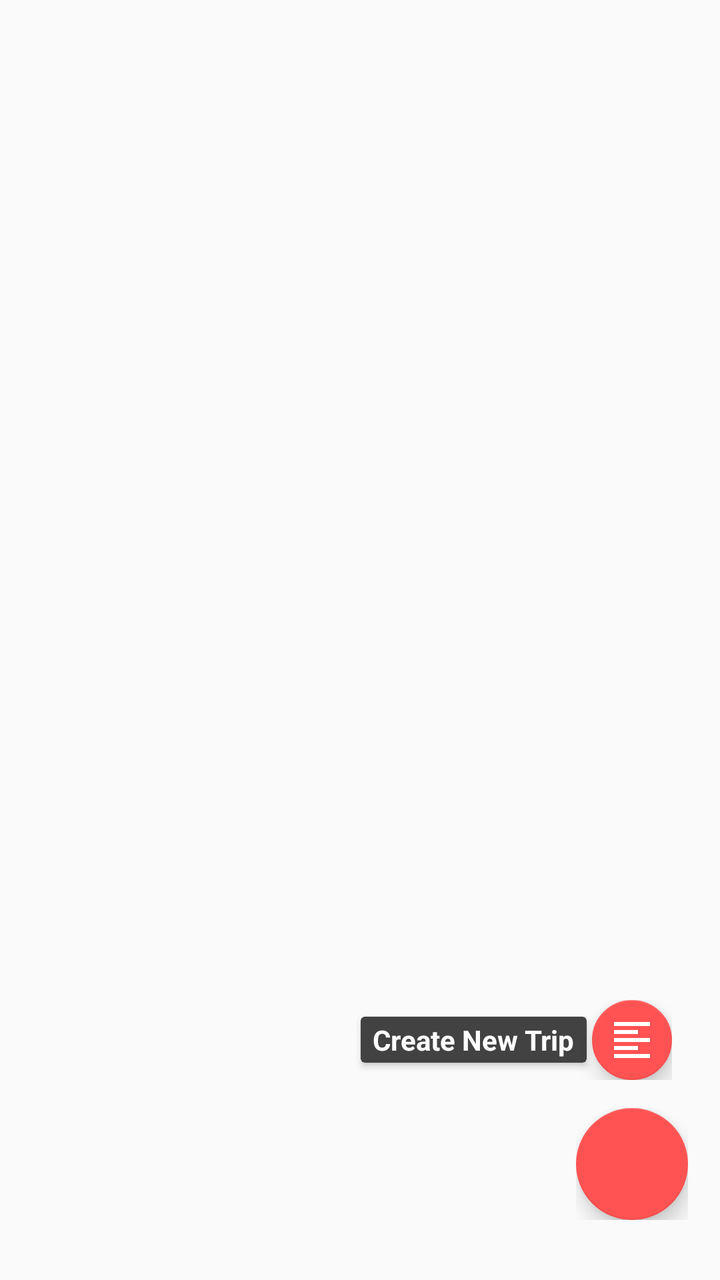
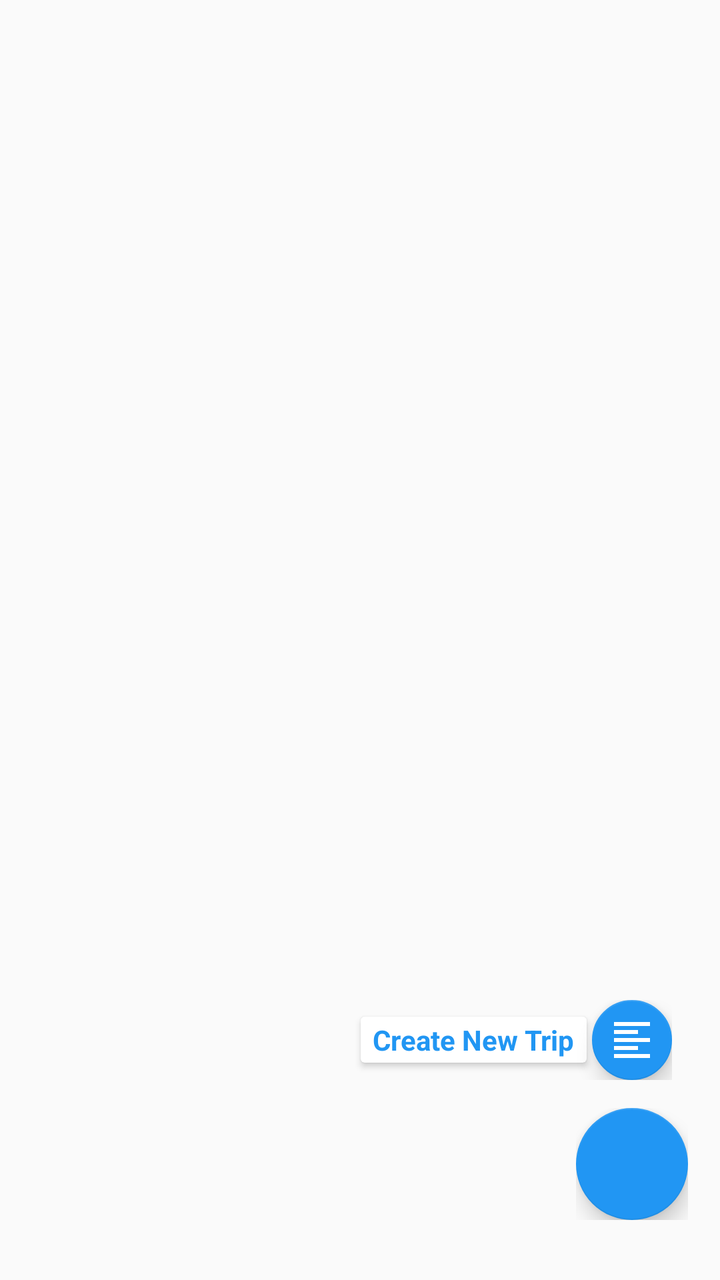

The first picture is an Android layout as it rendered before a commit; the second is the same layout after the commit. The layout source and the unified diff follow.
<!-- AndroidManifest.xml: application theme Base.Theme.Toolbar -->
<!-- res/layout/layout_fabtrips_submenu.xml -->
<?xml version="1.0" encoding="utf-8"?>
<FrameLayout
    xmlns:android="http://schemas.android.com/apk/res/android"
    xmlns:app="http://schemas.android.com/apk/res-auto"
    android:id="@+id/fabFrame"
    android:layout_width="match_parent"
    android:layout_height="match_parent"
    android:layout_marginTop="?attr/actionBarSize"
    android:paddingLeft="@dimen/activity_horizontal_margin"
    android:paddingRight="@dimen/activity_horizontal_margin"
    android:paddingTop="@dimen/activity_vertical_margin"
    android:orientation="vertical">

    <LinearLayout
        android:id="@+id/layoutFabAddNew"
        android:layout_width="wrap_content"
        android:layout_height="wrap_content"
        android:gravity="center_vertical"
        android:layout_gravity="bottom|end"
        android:layout_marginRight="8dp"
        android:layout_marginBottom="100dp"
        android:layout_marginEnd="8dp"
        android:orientation="horizontal">

        <android.support.v7.widget.CardView
            android:layout_width="wrap_content"
            android:layout_height="wrap_content"
            android:backgroundTint="@color/card_background"
            app:cardCornerRadius="@dimen/cardCornerRadius"
            app:cardElevation="@dimen/cardElevation"
            app:cardUseCompatPadding="true" >
            <TextView
                android:id="@+id/addNewTV"
                android:layout_width="wrap_content"
                android:layout_height="wrap_content"
                android:textColor="@color/fab_card_text"
                android:text="@string/FabNewTrip"
                android:textAppearance="?android:attr/textAppearanceSmall"
                android:textStyle="bold"
                android:paddingRight="@dimen/cardview_horizontal_padding"
                android:paddingLeft="@dimen/cardview_horizontal_padding"
                android:paddingBottom="@dimen/cardview_vertical_padding"
                android:paddingTop="@dimen/cardview_vertical_padding" />
        </android.support.v7.widget.CardView>

        <android.support.design.widget.FloatingActionButton
            android:id="@+id/fabAddNew"
            android:layout_width="wrap_content"
            android:layout_height="wrap_content"
            android:src="@drawable/ic_format_align_left_white"
            app:backgroundTint="@color/fab"
            app:fabSize="mini" />

    </LinearLayout>


    <LinearLayout
        android:id="@+id/layoutFabTrips"
        android:layout_width="wrap_content"
        android:layout_height="wrap_content"
        android:gravity="center_vertical"
        android:layout_gravity="bottom|end"
        android:layout_marginBottom="30dp"
        android:orientation="horizontal">

        <android.support.design.widget.FloatingActionButton
            android:id="@+id/fabTrips"
            android:layout_width="wrap_content"
            android:layout_height="wrap_content"
            android:layout_gravity="bottom|end"
            app:backgroundTint="@color/fab"
            app:fabSize="normal" />

    </LinearLayout>
</FrameLayout>
<!-- resources referenced by this layout -->
<resources>
  <color name="card_background">@color/grey800</color>
  <color name="fab">@color/night_text</color>
  <color name="fab_card_text">@color/white</color>
  <dimen name="activity_horizontal_margin">16dp</dimen>
  <dimen name="activity_vertical_margin">16dp</dimen>
  <dimen name="cardCornerRadius">2dp</dimen>
  <dimen name="cardElevation">2dp</dimen>
  <dimen name="cardview_horizontal_padding">6dp</dimen>
  <dimen name="cardview_vertical_padding">2dp</dimen>
  <!-- drawable ic_format_align_left_white: png bitmap (drawable-hdpi, 101 bytes) -->
  <string name="FabNewTrip">Create New Trip</string>
  <style name="Base.Theme.Toolbar" parent="Theme.AppCompat.Light.NoActionBar">
          <item name="colorPrimary">@color/primary</item>
          <item name="colorPrimaryDark">@color/primary_dark</item>
          <item name="colorAccent">@color/night_text</item>
          <item name="mcab_contentinset_start">60dp</item>
      </style>
  <color name="grey800">#424242</color>
  <color name="night_text">@color/accent</color>
  <color name="white">#ffffff</color>
  <color name="primary">#ff3F51B5</color>
  <color name="primary_dark">#ff303F9F</color>
  <color name="accent">#ffFF5252</color>
</resources>

<!-- the commit's change to res/layout/layout_fabtrips_submenu.xml (unified diff, before → after) -->
@@ -22,10 +22,10 @@
         android:layout_marginEnd="8dp"
         android:orientation="horizontal">
 
-        <android.support.v7.widget.CardView
+        <androidx.cardview.widget.CardView
             android:layout_width="wrap_content"
             android:layout_height="wrap_content"
-            android:backgroundTint="@color/card_background"
+            android:backgroundTint="@color/background"
             app:cardCornerRadius="@dimen/cardCornerRadius"
             app:cardElevation="@dimen/cardElevation"
             app:cardUseCompatPadding="true" >
@@ -41,9 +41,9 @@
                 android:paddingLeft="@dimen/cardview_horizontal_padding"
                 android:paddingBottom="@dimen/cardview_vertical_padding"
                 android:paddingTop="@dimen/cardview_vertical_padding" />
-        </android.support.v7.widget.CardView>
+        </androidx.cardview.widget.CardView>
 
-        <android.support.design.widget.FloatingActionButton
+        <com.google.android.material.floatingactionbutton.FloatingActionButton
             android:id="@+id/fabAddNew"
             android:layout_width="wrap_content"
             android:layout_height="wrap_content"
@@ -63,7 +63,7 @@
         android:layout_marginBottom="30dp"
         android:orientation="horizontal">
 
-        <android.support.design.widget.FloatingActionButton
+        <com.google.android.material.floatingactionbutton.FloatingActionButton
             android:id="@+id/fabTrips"
             android:layout_width="wrap_content"
             android:layout_height="wrap_content"
<!-- resource entries referenced after the edit -->
@@ -1,8 +1,8 @@
 <!-- resources referenced by this layout -->
 <resources>
-  <color name="card_background">@color/grey800</color>
+  <color name="background">#ffffffff</color>
   <color name="fab">@color/night_text</color>
-  <color name="fab_card_text">@color/white</color>
+  <color name="fab_card_text">@color/accent</color>
   <dimen name="activity_horizontal_margin">16dp</dimen>
   <dimen name="activity_vertical_margin">16dp</dimen>
   <dimen name="cardCornerRadius">2dp</dimen>
@@ -15,13 +15,10 @@
           <item name="colorPrimary">@color/primary</item>
           <item name="colorPrimaryDark">@color/primary_dark</item>
           <item name="colorAccent">@color/night_text</item>
-          <item name="mcab_contentinset_start">60dp</item>
       </style>
-  <color name="grey800">#424242</color>
   <color name="night_text">@color/accent</color>
-  <color name="white">#ffffff</color>
   <color name="primary">#ff3F51B5</color>
   <color name="primary_dark">#ff303F9F</color>
-  <color name="accent">#ffFF5252</color>
+  <color name="accent">#2196F3</color>
 </resources>
 
